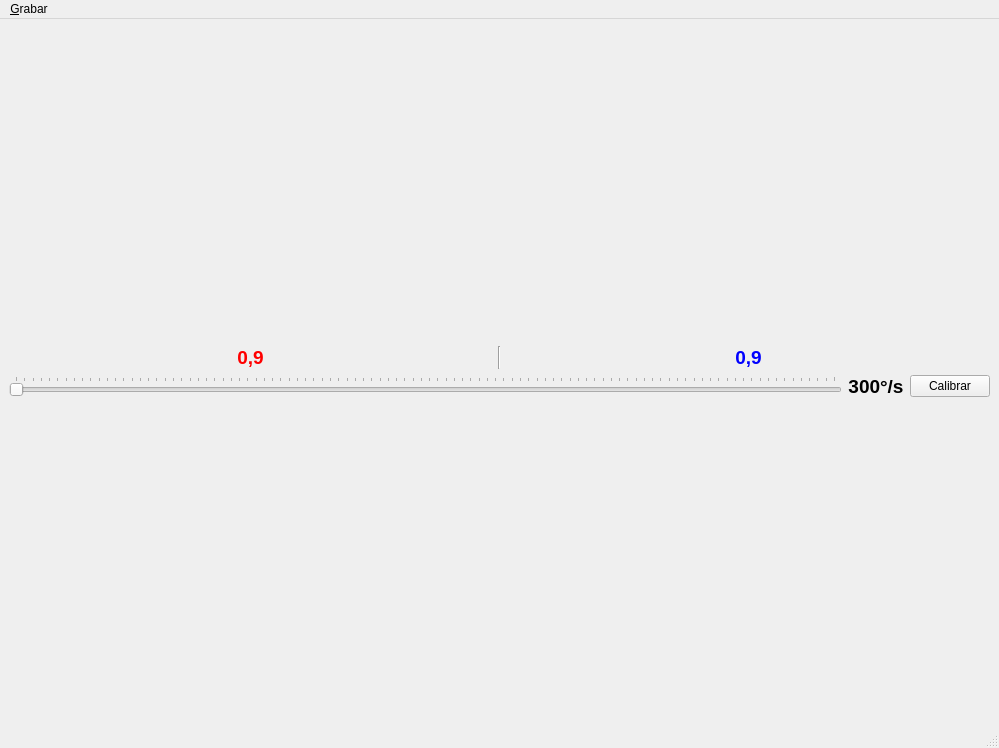
Above: software/qt/Ui_SimHit .ui from Debaq/simHit before the change. Below: the same form after it.
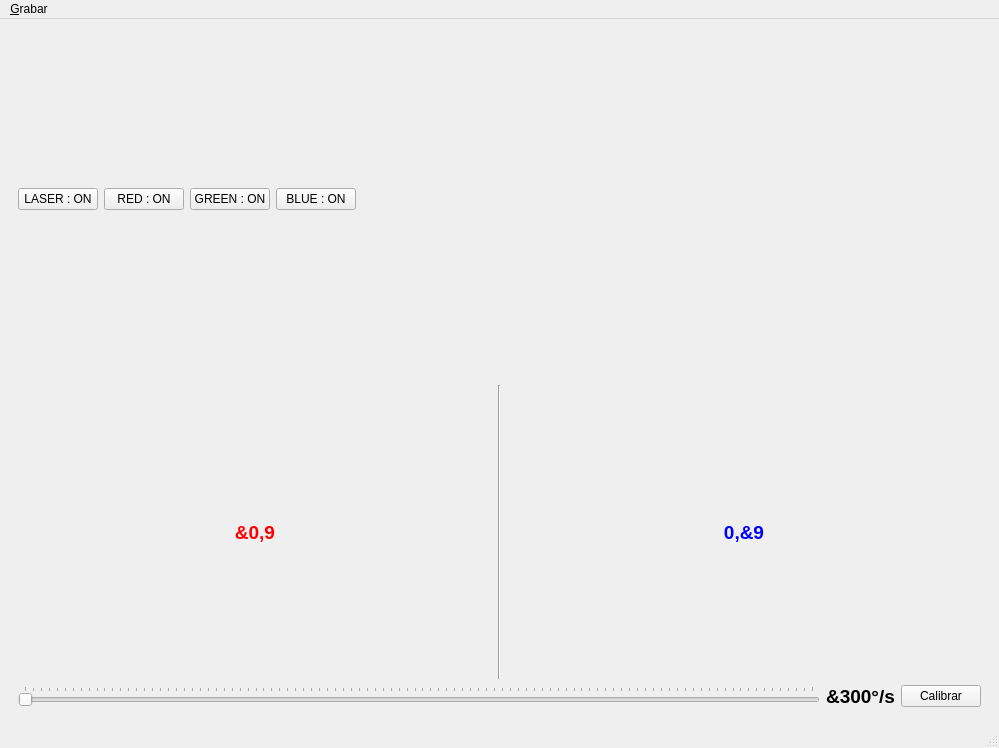
That is the form after the change.

```diff
--- a/software/qt/Ui_SimHit .ui
+++ b/software/qt/Ui_SimHit .ui
@@ -15,6 +15,53 @@
   </property>
   <widget class="QWidget" name="centralwidget">
    <layout class="QVBoxLayout" name="verticalLayout">
+    <item>
+     <widget class="QFrame" name="frame_btn_tools">
+      <layout class="QHBoxLayout" name="horizontalLayout_3">
+       <item>
+        <widget class="QPushButton" name="btn_laser">
+         <property name="text">
+          <string>LASER : ON</string>
+         </property>
+        </widget>
+       </item>
+       <item>
+        <widget class="QPushButton" name="btn_led_red">
+         <property name="text">
+          <string>RED : ON</string>
+         </property>
+        </widget>
+       </item>
+       <item>
+        <widget class="QPushButton" name="btn_led_green">
+         <property name="text">
+          <string>GREEN : ON</string>
+         </property>
+        </widget>
+       </item>
+       <item>
+        <widget class="QPushButton" name="btn_led_blue">
+         <property name="text">
+          <string>BLUE : ON</string>
+         </property>
+        </widget>
+       </item>
+       <item>
+        <spacer name="horizontalSpacer">
+         <property name="orientation">
+          <enum>Qt::Orientation::Horizontal</enum>
+         </property>
+         <property name="sizeHint" stdset="0">
+          <size>
+           <width>40</width>
+           <height>20</height>
+          </size>
+         </property>
+        </spacer>
+       </item>
+      </layout>
+     </widget>
+    </item>
     <item>
      <layout class="QHBoxLayout" name="horizontalLayout">
       <item>
@@ -26,6 +73,7 @@
      </layout>
     </item>
     <item>
+     <widget class="QFrame" name="frame_results">
      <layout class="QHBoxLayout" name="horizontalLayout_2">
       <item>
        <layout class="QVBoxLayout" name="layout_rl"/>
@@ -46,7 +94,7 @@
              <string notr="true">color: rgb(255, 0, 0);</string>
             </property>
             <property name="text">
-             <string>0,9</string>
+              <string>&amp;0,9</string>
             </property>
             <property name="alignment">
              <set>Qt::AlignmentFlag::AlignCenter</set>
@@ -72,7 +120,7 @@
              <string notr="true">color: rgb(0, 0, 255);</string>
             </property>
             <property name="text">
-             <string>0,9</string>
+              <string>0,&amp;9</string>
             </property>
             <property name="alignment">
              <set>Qt::AlignmentFlag::AlignCenter</set>
@@ -108,7 +156,7 @@
              </font>
             </property>
             <property name="text">
-             <string>300°/s</string>
+              <string>&amp;300°/s</string>
             </property>
             <property name="alignment">
              <set>Qt::AlignmentFlag::AlignCenter</set>
@@ -133,6 +181,7 @@
        <layout class="QVBoxLayout" name="layout_ll"/>
       </item>
      </layout>
+     </widget>
     </item>
    </layout>
   </widget>
```
Lines whose indentation alone changed are shown as unchanged.
